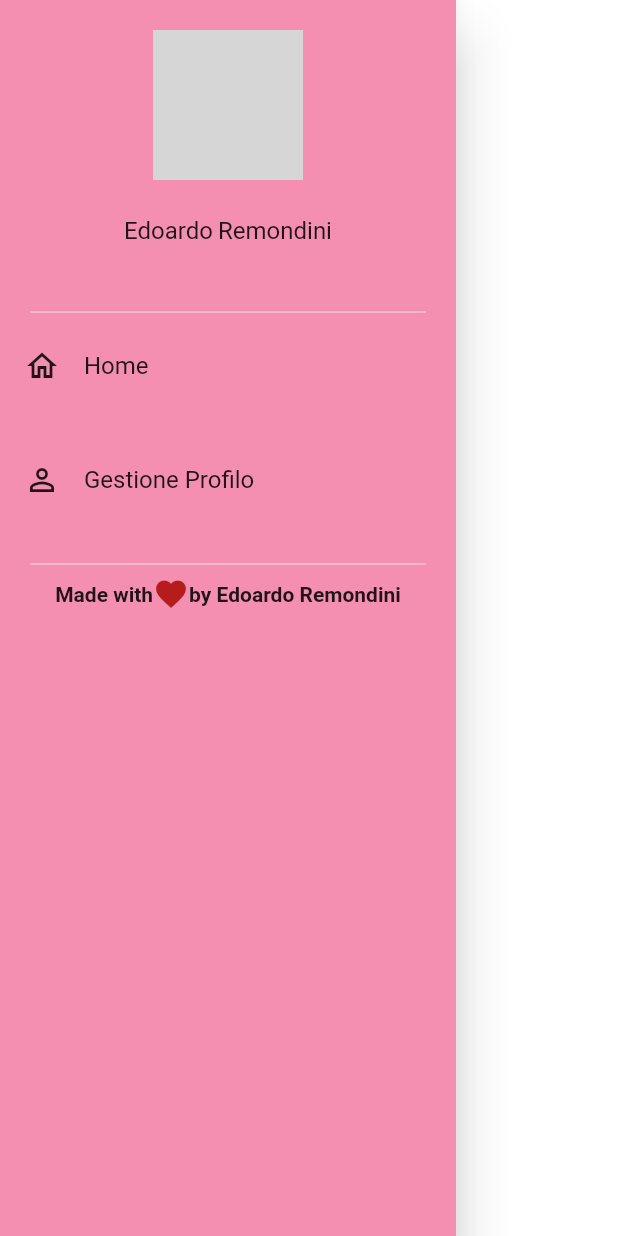
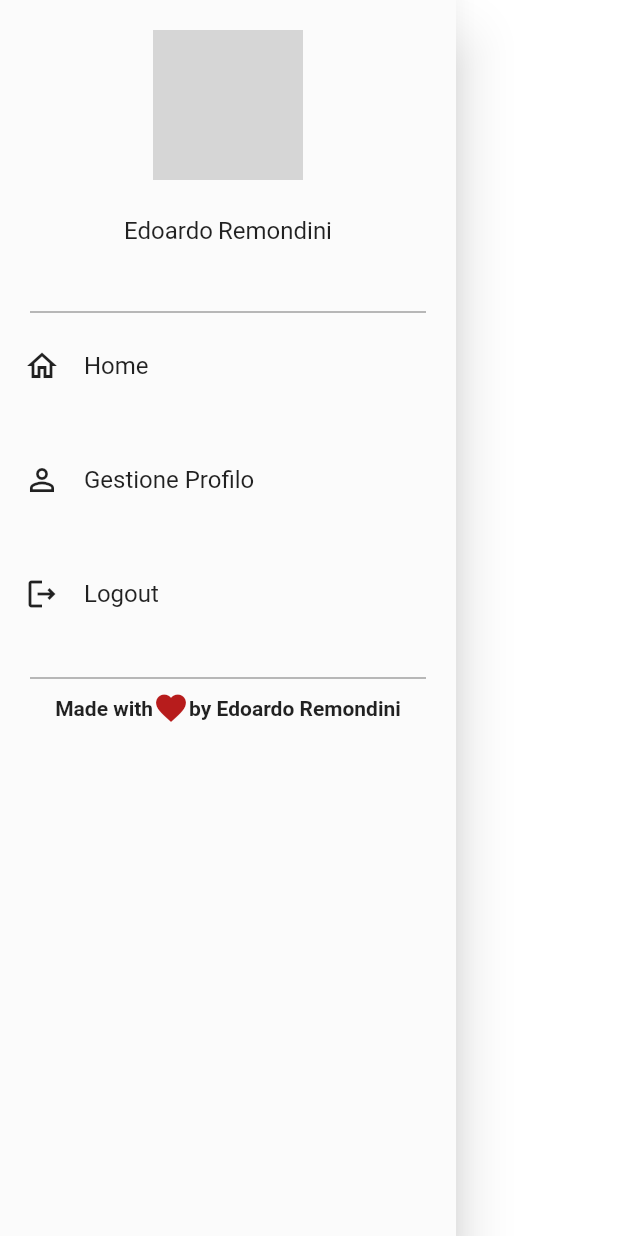
Before and after one commit to edoremo00/authusermobile, a Flutter app: the Menu widget shown alone on an empty page, opened directly, on a phone screen of 412 x 824 dp. Run offline on Flutter 3.47's test engine with Material 2 defaults, Android fonts, the phone set to English and light mode, and no system bars; network calls fail; grey boxes are pictures that could not be loaded.

Commit message:
modificati colori

```diff
--- a/lib/reusablewidgets/menu.dart
+++ b/lib/reusablewidgets/menu.dart
@@ -1,7 +1,6 @@
 import 'package:flutter/material.dart';
 import 'package:testlogin/model/userdata.dart';
 import 'package:testlogin/schermate/profileiconmenu.dart';
-import 'package:testlogin/schermate/profilewidget.dart';
 
 //APPROCIO CREAZIONE VOCI MENU DRAWER TRAMITE FUNZIONE
 class Menu extends StatefulWidget {
@@ -18,7 +17,7 @@ class _MenuState extends State<Menu> {
     return Drawer(
       child: Material(
         //Material deve essere prima di un listitle così posso avere un feedback se ci clicco sopra
-        color: Colors.pink[200],
+        color: Colors.white10,
         child: ListView(
           children: [
             Container(
@@ -32,7 +31,7 @@ class _MenuState extends State<Menu> {
               ),
             ),
             Divider(
-              color: Colors.white70,
+              color: Colors.black54,
               indent: 20,
               endIndent: 20,
             ),
@@ -57,16 +56,20 @@ class _MenuState extends State<Menu> {
             SizedBox(
               height: 20,
             ),
-            /*menuitems(
-                coloreicona: Colors.black87,
-                icona: Icons.logout_outlined,
-                testo: 'Esci',
-                funzioneontap: () => {}),*/
+            menuitems(
+              coloreicona: Colors.black87,
+              icona: Icons.logout_outlined,
+              testo: 'Logout',
+              funzioneontap: () => {},
+            ),
+            SizedBox(
+              height: 20,
+            ),
             /*SizedBox(
               height: 48,
             ),*/
             Divider(
-              color: Colors.white70,
+              color: Colors.black54,
               indent: 20,
               endIndent: 20,
             ),
```
